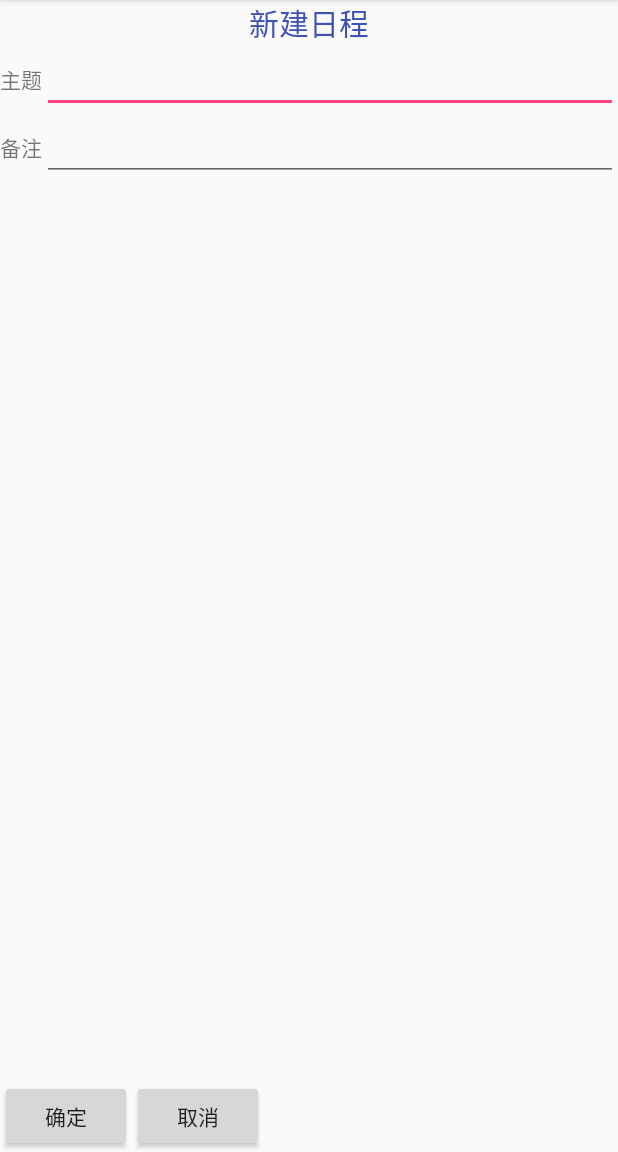
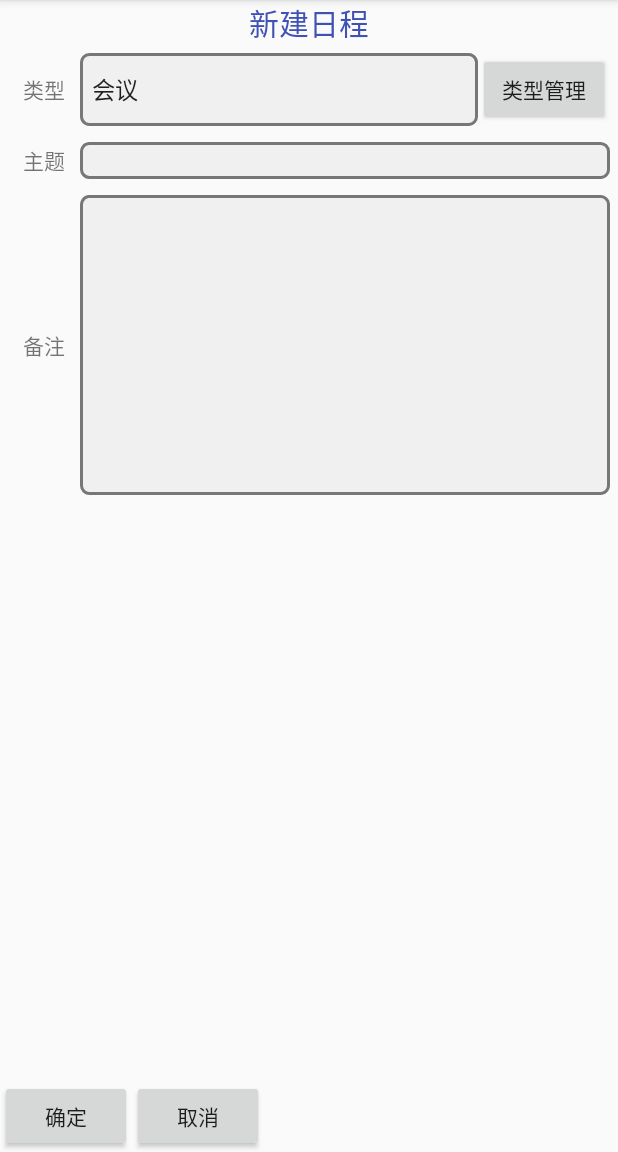
Before and after one commit to liurenyi/YXApplication, an Android app: the AddScheduleActivity screen opened directly, with no data from a screen before it, on a phone screen of 412 x 824 dp, the part 84-1236 px from its top. Run offline under Robolectric (Android 15) with nearby library versions, the phone set to English and light mode, and no system bars.

Commit message:
2018/01/22 21:05
1. 增加日程的类型管理(完成)

```diff
--- a/schedulemanager/src/main/java/com/example/schedulemanager/AddScheduleActivity.java
+++ b/schedulemanager/src/main/java/com/example/schedulemanager/AddScheduleActivity.java
@@ -6,8 +6,10 @@ import android.text.Editable;
 import android.text.TextWatcher;
 import android.util.Log;
 import android.view.View;
+import android.widget.AdapterView;
 import android.widget.Button;
 import android.widget.EditText;
+import android.widget.Spinner;
 import android.widget.Toast;
 
 import com.example.schedulemanager.database.Schedule;
@@ -20,8 +22,12 @@ public class AddScheduleActivity extends AppCompatActivity implements View.OnCli
     public EditText edtRemarks;
     public Button btnOK;
     public Button btnCancle;
+    public Spinner spinner;
+
     public String themeString;
     public String remarksString;
+    public String typeString;
+
     private Schedule mShedule;
     private ScheduleType mScheduleType;
 
@@ -44,6 +50,20 @@ public class AddScheduleActivity extends AppCompatActivity implements View.OnCli
         btnCancle = (Button) this.findViewById(R.id.btn_cancle);
         btnOK.setOnClickListener(this);
         btnCancle.setOnClickListener(this);
+
+        spinner = (Spinner) this.findViewById(R.id.spinner);
+        spinner.setOnItemSelectedListener(new AdapterView.OnItemSelectedListener() {
+            @Override
+            public void onItemSelected(AdapterView<?> adapterView, View view, int i, long l) {
+                String[] array = getResources().getStringArray(R.array.spinner_type);
+                typeString = array[i];
+            }
+
+            @Override
+            public void onNothingSelected(AdapterView<?> adapterView) {
+
+            }
+        });
     }
 
     @Override
@@ -67,6 +87,7 @@ public class AddScheduleActivity extends AppCompatActivity implements View.OnCli
         mShedule = new Schedule();
         mShedule.setTitle(themeString);
         mShedule.setNote(remarksString);
+        mShedule.setType(typeString);
         mShedule.setDate(UtilClass.getCurrentDate());
         mShedule.setTime(UtilClass.getCurrentTime());
         mShedule.save();
--- a/schedulemanager/src/main/java/com/example/schedulemanager/adapter/ScheduleAdapter.java
+++ b/schedulemanager/src/main/java/com/example/schedulemanager/adapter/ScheduleAdapter.java
@@ -41,6 +41,7 @@ public class ScheduleAdapter extends RecyclerView.Adapter<ScheduleAdapter.ViewHo
         viewHolder.date = view.findViewById(R.id.tv_date);
         viewHolder.time = view.findViewById(R.id.tv_time);
         viewHolder.title = view.findViewById(R.id.tv_schedule_info);
+        viewHolder.type = view.findViewById(R.id.tv_schedule_type);
         return viewHolder;
     }
 
@@ -48,12 +49,13 @@ public class ScheduleAdapter extends RecyclerView.Adapter<ScheduleAdapter.ViewHo
     public void onBindViewHolder(ViewHolder holder, final int position) {
         holder.date.setText(mLists.get(position).getDate());
         holder.time.setText(mLists.get(position).getTime());
+        holder.type.setText("[ " + mLists.get(position).getType() + " ]");
         holder.title.setText(UtilClass.getFormatString(mLists.get(position).getTitle()));
         if (listener != null) {
             holder.itemView.setOnClickListener(new View.OnClickListener() {
                 @Override
                 public void onClick(View view) {
-                    listener.OnItemClick(view,position);
+                    listener.OnItemClick(view, position);
                 }
             });
         }
@@ -73,5 +75,6 @@ public class ScheduleAdapter extends RecyclerView.Adapter<ScheduleAdapter.ViewHo
         TextView date;
         TextView time;
         TextView title;
+        TextView type;
     }
 }
--- /dev/null
+++ b/schedulemanager/src/main/res/drawable/edit_background.xml
@@ -0,0 +1,25 @@
+<?xml version="1.0" encoding="utf-8"?>
+<shape xmlns:android="http://schemas.android.com/apk/res/android"
+    android:shape="rectangle">
+
+    <!-- 填充颜色 -->
+    <solid android:color="#F0F0F0"/>
+
+    <!-- 显示一条实线，线的宽度为 width，颜色为 color -->
+    <!-- <stroke android:width="2dp" android:color="#E3E0D5"></stroke> -->
+
+    <!-- 显示一条虚线，破折线的宽度为 dashWith，破折线之间的空隙的宽度为 dashGap，当 dashGap=0dp 时，为实线 -->
+    <stroke
+        android:width="2dp"
+        android:color="#777777"
+        android:dashGap="0dp"
+        android:dashWidth="5dp" />
+
+    <!-- 虚线的高度 -->
+    <size android:height="10dp" />
+
+    <!-- 矩形的圆角半径 -->
+    <corners android:radius="5dp" />
+
+
+</shape>
--- a/schedulemanager/src/main/res/layout/activity_add_schedule.xml
+++ b/schedulemanager/src/main/res/layout/activity_add_schedule.xml
@@ -1,6 +1,5 @@
 <?xml version="1.0" encoding="utf-8"?>
 <RelativeLayout xmlns:android="http://schemas.android.com/apk/res/android"
-    xmlns:app="http://schemas.android.com/apk/res-auto"
     xmlns:tools="http://schemas.android.com/tools"
     android:layout_width="match_parent"
     android:layout_height="match_parent"
@@ -16,10 +15,44 @@
         android:textSize="20sp" />
 
     <LinearLayout
+        android:layout_below="@+id/title"
+        android:id="@+id/linear_type"
+        android:layout_width="match_parent"
+        android:layout_height="wrap_content"
+        android:layout_margin="@dimen/tv_margin_top"
+        android:orientation="horizontal">
+
+        <TextView
+            android:id="@+id/title_type"
+            android:layout_width="wrap_content"
+            android:layout_height="match_parent"
+            android:gravity="center"
+            android:paddingLeft="@dimen/tv_margin_left"
+            android:paddingRight="@dimen/tv_margin_right"
+            android:text="类型" />
+
+        <Spinner
+            android:id="@+id/spinner"
+            android:entries="@array/spinner_type"
+            android:layout_weight="1"
+            android:layout_width="0dp"
+            android:background="@drawable/edit_background"
+            android:layout_height="match_parent"/>
+
+        <Button
+            android:id="@+id/btn_type_manager"
+            android:layout_width="wrap_content"
+            android:layout_height="match_parent"
+            android:text="类型管理"/>
+
+    </LinearLayout>
+
+    <LinearLayout
         android:id="@+id/linear_title"
         android:layout_width="match_parent"
         android:layout_height="wrap_content"
-        android:layout_below="@+id/title"
+        android:layout_below="@+id/linear_type"
+        android:layout_margin="@dimen/tv_margin_top"
         android:orientation="horizontal">
 
         <TextView
@@ -27,13 +60,17 @@
             android:layout_width="wrap_content"
             android:layout_height="match_parent"
             android:gravity="center"
+            android:paddingLeft="@dimen/tv_margin_left"
+            android:paddingRight="@dimen/tv_margin_right"
             android:text="主题" />
 
         <EditText
             android:id="@+id/edt_theme"
-            android:layout_width="0dp"
+            android:layout_width="match_parent"
             android:layout_height="match_parent"
-            android:layout_weight="1" />
+            android:background="@drawable/edit_background"
+            android:paddingLeft="@dimen/tv_margin_left"
+            android:paddingRight="@dimen/tv_margin_right" />
 
     </LinearLayout>
 
@@ -42,6 +79,7 @@
         android:layout_width="match_parent"
         android:layout_height="wrap_content"
         android:layout_below="@+id/linear_title"
+        android:layout_margin="@dimen/tv_margin_top"
         android:orientation="horizontal">
 
         <TextView
@@ -49,13 +87,18 @@
             android:layout_width="wrap_content"
             android:layout_height="match_parent"
             android:gravity="center"
+            android:paddingLeft="@dimen/tv_margin_left"
+            android:paddingRight="@dimen/tv_margin_right"
             android:text="备注" />
 
         <EditText
             android:id="@+id/edt_remark"
-            android:layout_width="0dp"
-            android:layout_height="wrap_content"
-            android:layout_weight="1" />
+            android:layout_width="match_parent"
+            android:layout_height="200dp"
+            android:background="@drawable/edit_background"
+            android:gravity="left|top"
+            android:paddingLeft="@dimen/tv_margin_left"
+            android:paddingRight="@dimen/tv_margin_right" />
 
     </LinearLayout>
 
--- a/schedulemanager/src/main/res/layout/adapter_schedule_item.xml
+++ b/schedulemanager/src/main/res/layout/adapter_schedule_item.xml
@@ -32,6 +32,22 @@
 
     </LinearLayout>
 
+    <LinearLayout
+        android:layout_width="match_parent"
+        android:layout_height="wrap_content"
+        android:orientation="horizontal">
+
+        <TextView
+            android:id="@+id/tv_schedule_type"
+            android:layout_width="wrap_content"
+            android:layout_height="wrap_content"
+            android:gravity="center"
+            android:padding="10dp"
+            android:paddingBottom="@dimen/tv_margin_bottom"
+            android:paddingLeft="@dimen/tv_margin_left"
+            android:paddingRight="@dimen/tv_margin_right"
+            android:paddingTop="@dimen/tv_margin_top" />
+
         <TextView
             android:id="@+id/tv_schedule_info"
             android:layout_width="wrap_content"
@@ -44,3 +60,5 @@
             android:paddingTop="@dimen/tv_margin_top" />
 
     </LinearLayout>
+
+</LinearLayout>
--- /dev/null
+++ b/schedulemanager/src/main/res/values/array.xml
@@ -0,0 +1,8 @@
+<?xml version="1.0" encoding="utf-8"?>
+<resources>
+    <string-array name="spinner_type">
+        <item>会议</item>
+        <item>生活</item>
+        <item>待办</item>
+    </string-array>
+</resources>
```
Also changed, not shown: 1 other file. Lines whose indentation alone changed are shown as unchanged.
